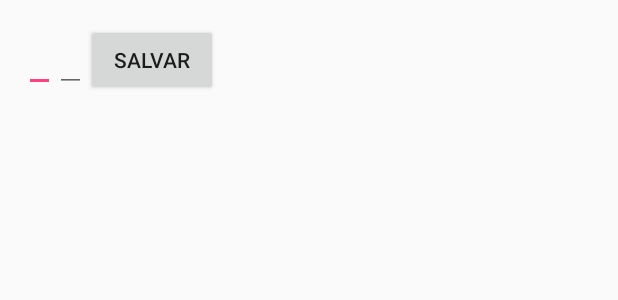
After one commit to alexleiva/PessoasFirebase, an Android app: the layout activity_cadastro.xml on its own in the app's theme, with its tools: preview values and no code run, on a phone screen of 412 x 824 dp. The commit adds this screen. Shown: the top 300 px of the screen. Run offline under Robolectric (Android 15) with nearby library versions, the phone set to English and light mode, and no system bars.

Commit message:
segunda parte do vídeo

```diff
--- a/app/src/main/AndroidManifest.xml
+++ b/app/src/main/AndroidManifest.xml
@@ -15,7 +15,8 @@
                 <category android:name="android.intent.category.LAUNCHER" />
             </intent-filter>
         </activity>
-        <activity android:name=".LoginActivity"></activity>
+        <activity android:name=".LoginActivity" />
+        <activity android:name=".CadastroActivity"></activity>
     </application>
 
 </manifest>
--- /dev/null
+++ b/app/src/main/res/layout/activity_cadastro.xml
@@ -0,0 +1,38 @@
+<?xml version="1.0" encoding="utf-8"?>
+<layout xmlns:android="http://schemas.android.com/apk/res/android"
+    xmlns:tools="http://schemas.android.com/tools">
+
+    <data>
+        <variable
+            name="pessoa"
+            type="br.com.bleiva.alex.pessoasfirebase.Pessoa" />
+    </data>
+
+    <LinearLayout
+        android:layout_width="match_parent"
+        android:layout_height="match_parent"
+        android:paddingBottom="@dimen/activity_vertical_margin"
+        android:paddingLeft="@dimen/activity_horizontal_margin"
+        android:paddingRight="@dimen/activity_horizontal_margin"
+        android:paddingTop="@dimen/activity_vertical_margin"
+        tools:context="br.com.bleiva.alex.pessoasfirebase.CadastroActivity">
+
+        <EditText
+            android:id="@+id/edt_nome"
+            android:layout_width="wrap_content"
+            android:layout_height="wrap_content"
+            android:text="@={pessoa.nome}"/>
+
+        <EditText
+            android:id="@+id/edt_email"
+            android:layout_width="wrap_content"
+            android:layout_height="wrap_content"
+            android:text="@={pessoa.email}"/>
+
+        <Button
+            android:layout_width="wrap_content"
+            android:layout_height="wrap_content"
+            android:onClick="clickSalvar"
+            android:text="@string/button_salvar" />
+    </LinearLayout>
+</layout>
--- a/app/src/main/res/values/strings.xml
+++ b/app/src/main/res/values/strings.xml
@@ -4,4 +4,5 @@
     <string name="google_sign_in_key">783910672191-gcpbb345848sa968gtrkiavdl1ds5ena.apps.googleusercontent.com</string>
     <string name="button_google_sign_in">Conectar com o Google</string>
     <string name="sign_out">Sign out</string>
+    <string name="button_salvar">Salvar</string>
 </resources>
```
Also changed, not shown: app/build.gradle (+17 -5 lines), app/src/main/java/br/com/bleiva/alex/pessoasfirebase/CadastroActivity.java (added, +36 -0 lines), app/src/main/java/br/com/bleiva/alex/pessoasfirebase/MainActivity.java (+55 -3 lines), app/src/main/java/br/com/bleiva/alex/pessoasfirebase/Pessoa.java (added, +50 -0 lines), app/src/main/res/drawable/ic_add_black_24dp.xml (added, +9 -0 lines), app/src/main/res/layout/activity_main.xml (+21 -9 lines), app/src/main/res/layout/item_pessoa.xml (added, +43 -0 lines).
